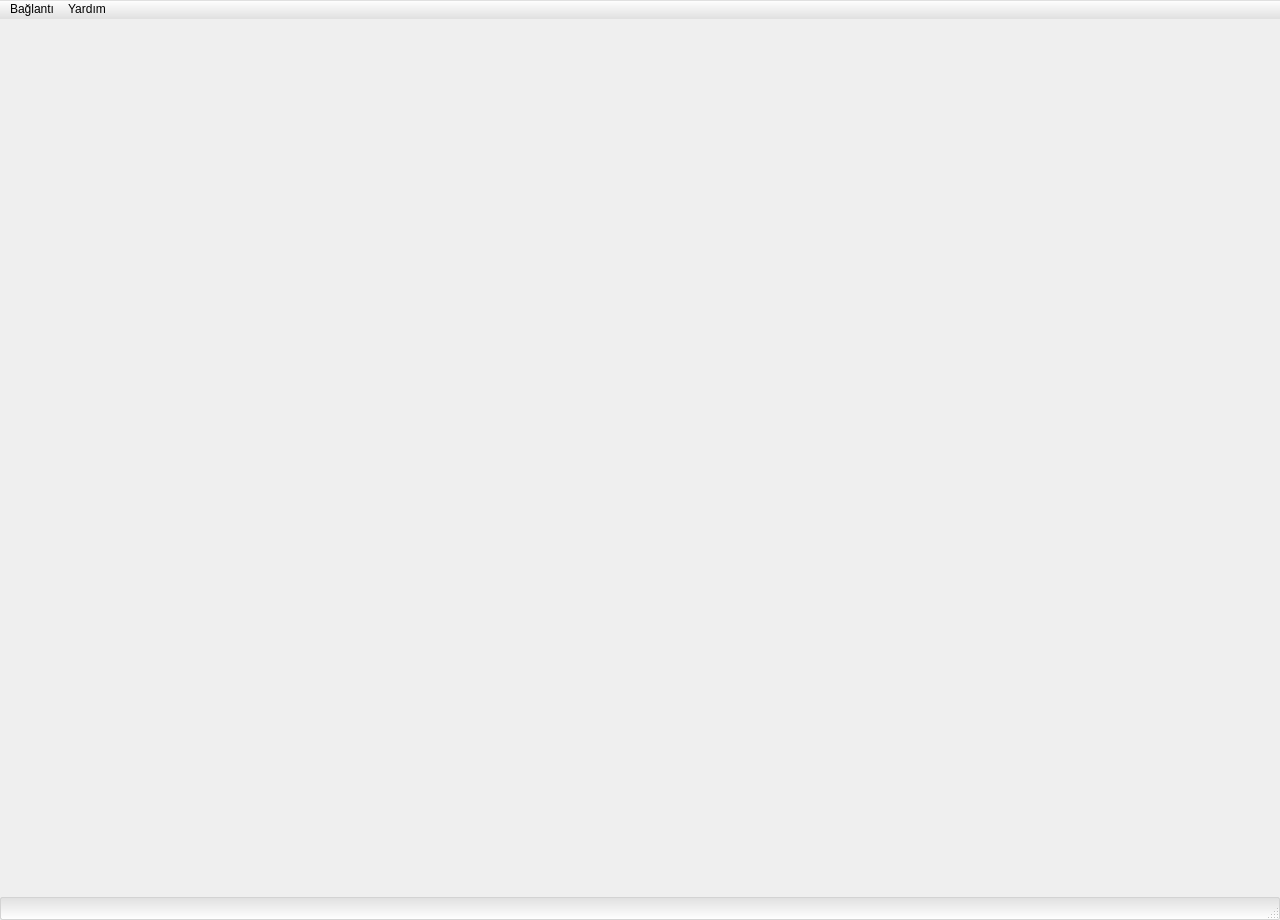
Old version of the form HLL/project/src/mainWindow.ui in the repository GurhanIU/oLStudio.
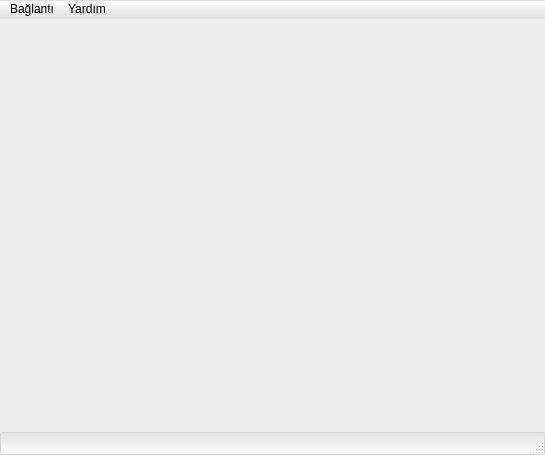
New version of the form. Icons and pictures are not drawn.

Patch:
```diff
--- a/HLL/project/src/mainWindow.ui
+++ b/HLL/project/src/mainWindow.ui
@@ -6,8 +6,8 @@
    <rect>
     <x>0</x>
     <y>0</y>
-    <width>1280</width>
-    <height>920</height>
+    <width>545</width>
+    <height>455</height>
    </rect>
   </property>
   <property name="windowTitle">
@@ -55,46 +55,6 @@
     <property name="bottomMargin">
      <number>0</number>
     </property>
-    <item>
-     <widget class="QSplitter" name="splitter">
-      <property name="minimumSize">
-       <size>
-        <width>3</width>
-        <height>7</height>
-       </size>
-      </property>
-      <property name="autoFillBackground">
-       <bool>false</bool>
-      </property>
-      <property name="styleSheet">
-       <string notr="true"/>
-      </property>
-      <property name="frameShape">
-       <enum>QFrame::NoFrame</enum>
-      </property>
-      <property name="frameShadow">
-       <enum>QFrame::Plain</enum>
-      </property>
-      <property name="lineWidth">
-       <number>0</number>
-      </property>
-      <property name="midLineWidth">
-       <number>0</number>
-      </property>
-      <property name="orientation">
-       <enum>Qt::Horizontal</enum>
-      </property>
-      <property name="opaqueResize">
-       <bool>true</bool>
-      </property>
-      <property name="handleWidth">
-       <number>3</number>
-      </property>
-      <property name="childrenCollapsible">
-       <bool>false</bool>
-      </property>
-     </widget>
-    </item>
    </layout>
   </widget>
   <widget class="QMenuBar" name="menubar">
@@ -102,7 +62,7 @@
     <rect>
      <x>0</x>
      <y>0</y>
-     <width>1280</width>
+     <width>545</width>
      <height>20</height>
     </rect>
    </property>
@@ -137,6 +97,12 @@
      <height>25</height>
     </size>
    </property>
+   <property name="maximumSize">
+    <size>
+     <width>16777215</width>
+     <height>16777205</height>
+    </size>
+   </property>
    <property name="autoFillBackground">
     <bool>false</bool>
    </property>
```
Left out of the diff: 1 changed line with no effect on the pictures.
